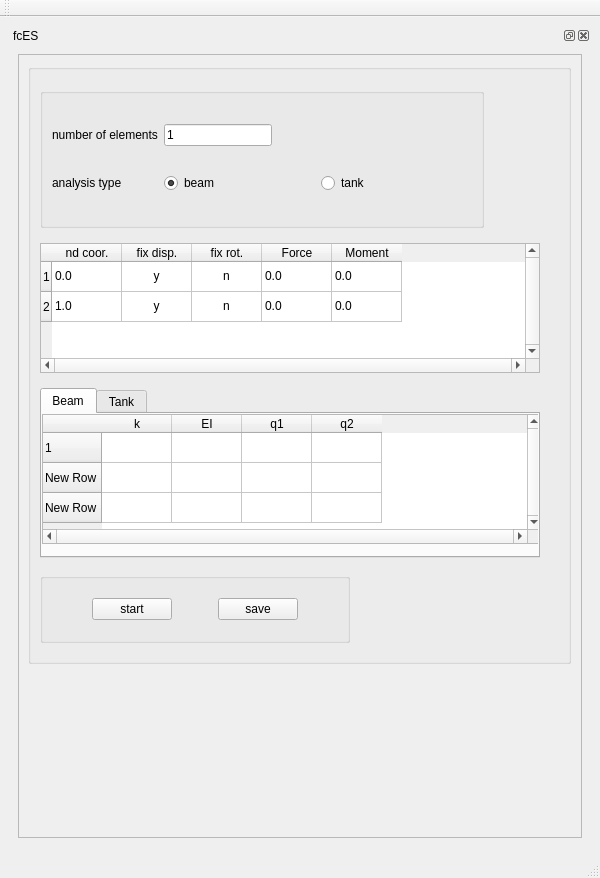
The window that user_interface/fcES.ui (HarryvL/fcES) describes before a commit, drawn with Qt 5.
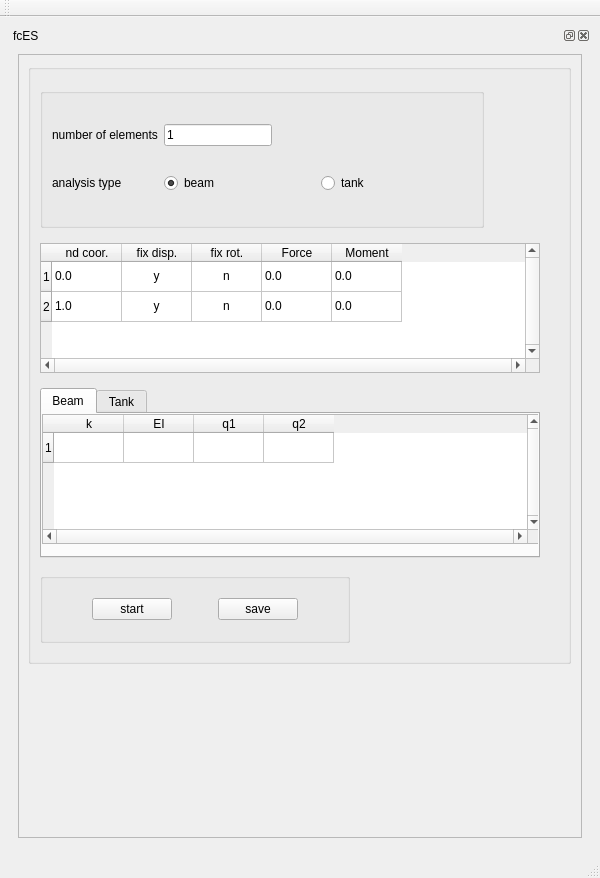
The same window after the commit. The open tabs and pages were chosen to show the change.

What changed in the file:
```diff
--- a/user_interface/fcES.ui
+++ b/user_interface/fcES.ui
@@ -427,16 +427,6 @@
                    <string>1</string>
                   </property>
                  </row>
-                 <row>
-                  <property name="text">
-                   <string>New Row</string>
-                  </property>
-                 </row>
-                 <row>
-                  <property name="text">
-                   <string>New Row</string>
-                  </property>
-                 </row>
                  <column>
                   <property name="text">
                    <string>k</string>
```
Left out of the diff: 2 changed lines with no effect on the pictures.
